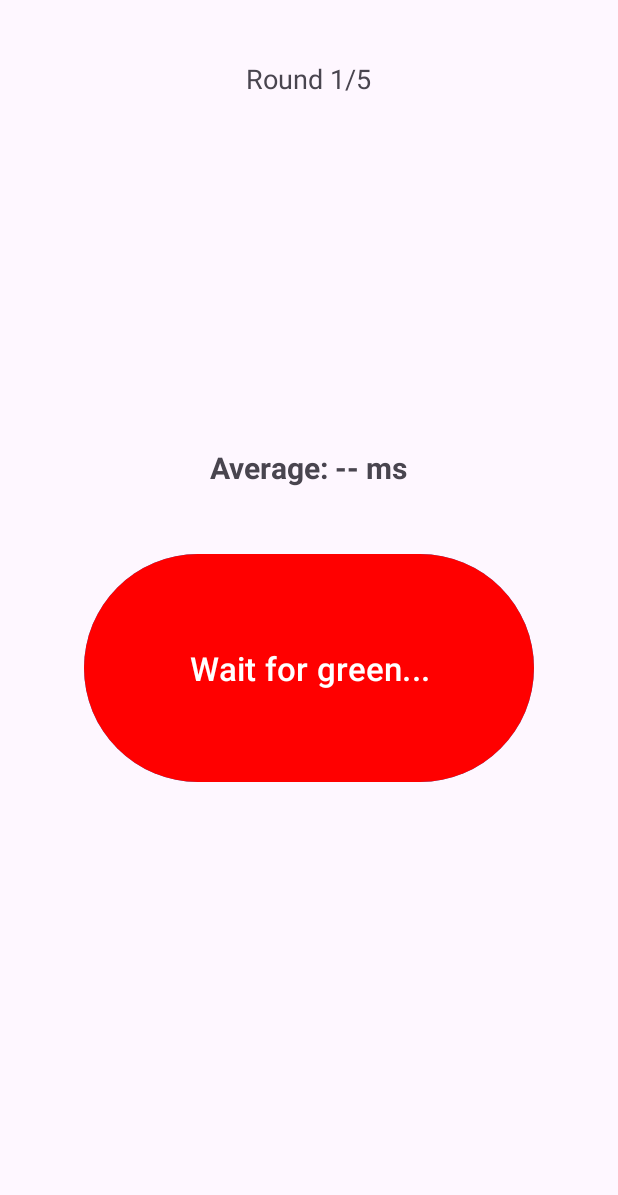
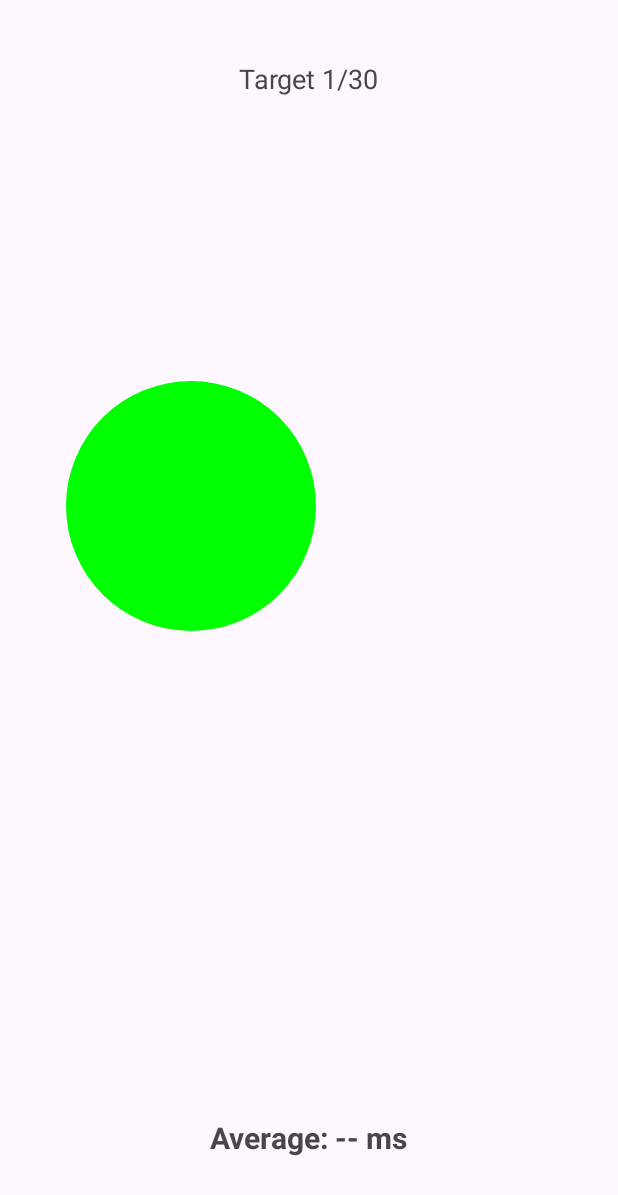
Before and after one commit to Esgawd9/mobilalk_beadando_2025, an Android app: the GameActivity screen opened directly, with no data from a screen before it, on a phone screen of 412 x 824 dp. Shown: the top 1195 px of the screen. Run offline under Robolectric (Android 15) with nearby library versions, the phone set to English and light mode, and no system bars; our stand-ins replace Firebase (no records; nobody signed in at launch, a user with empty details on screens opened directly).

Commit message:
gameplay overhaul

```diff
--- a/app/src/main/java/com/example/reflexgamemobileapplications/activities/GameActivity.java
+++ b/app/src/main/java/com/example/reflexgamemobileapplications/activities/GameActivity.java
@@ -1,37 +1,42 @@
 package com.example.reflexgamemobileapplications.activities;
 
 import android.graphics.Color;
-import android.media.AudioManager;
-import android.media.ToneGenerator;
+import android.graphics.drawable.ShapeDrawable;
+import android.graphics.drawable.shapes.OvalShape;
 import android.os.Bundle;
-import android.os.Handler;
 import android.os.Vibrator;
 import android.util.Log;
 import android.view.View;
+import android.view.ViewTreeObserver;
 import android.widget.Button;
+import android.widget.FrameLayout;
 import android.widget.TextView;
 import androidx.appcompat.app.AppCompatActivity;
 import com.example.reflexgamemobileapplications.R;
 import com.google.firebase.auth.FirebaseAuth;
-import com.google.firebase.auth.FirebaseUser;
 import com.google.firebase.database.DatabaseReference;
 import com.google.firebase.database.FirebaseDatabase;
 import java.util.ArrayList;
 import java.util.List;
+import java.util.Random;
 
 public class GameActivity extends AppCompatActivity {
+    private final int TARGET_SIZE = 250; // Size of the target
+    private final int TOTAL_TARGETS = 30;
+    private final int MAX_FALSE_STARTS = 3;
 
     private static final String TAG = "GameActivity";
-    private Button targetButton, retryButton, mainMenuButton;
-    private TextView averageText, roundCounterText;
+    private Button retryButton, mainMenuButton;
+    private TextView averageText, roundCounterText, finalAverageText;
     private long startTime;
     private List<Long> reactionTimes = new ArrayList<>();
     private DatabaseReference mDatabase;
     private FirebaseAuth mAuth;
     private int currentRound = 0;
-    private final int TOTAL_ROUNDS = 5;
     private int falseStarts = 0;
-    private final int MAX_FALSE_STARTS = 3;
+    private View targetView;
+    private FrameLayout gameLayout;
+    private boolean firstTargetClicked = false;
 
     @Override
     protected void onCreate(Bundle savedInstanceState) {
@@ -39,9 +44,10 @@ public class GameActivity extends AppCompatActivity {
         setContentView(R.layout.game_activity);
         mAuth = FirebaseAuth.getInstance();
         mDatabase = FirebaseDatabase.getInstance("https://reflexgamemobileapplications-default-rtdb.europe-west1.firebasedatabase.app").getReference();
-        targetButton = findViewById(R.id.targetButton);
+        gameLayout = findViewById(R.id.gameLayout);
         averageText = findViewById(R.id.averageText);
         roundCounterText = findViewById(R.id.roundCounterText);
+        finalAverageText = findViewById(R.id.finalAverageText);
 
         retryButton = findViewById(R.id.retryButton);
         mainMenuButton = findViewById(R.id.mainMenuButton);
@@ -49,80 +55,83 @@ public class GameActivity extends AppCompatActivity {
         retryButton.setOnClickListener(v -> retryGame());
         mainMenuButton.setOnClickListener(v -> returnToMainMenu());
 
-        // Initially hide these buttons
+        // Initially hidden
         retryButton.setVisibility(View.GONE);
         mainMenuButton.setVisibility(View.GONE);
+        finalAverageText.setVisibility(View.GONE);
 
-        targetButton.setOnClickListener(v -> {
-            if (targetButton.isEnabled()) {
-                if (targetButton.getText().toString().equals("Wait for green...")) {
-                    onFalseStart();
-                } else {
-                    onTargetClick();
-                }
+        updateTargetCounter();
+
+        // load layout
+        gameLayout.getViewTreeObserver().addOnGlobalLayoutListener(new ViewTreeObserver.OnGlobalLayoutListener() {
+            @Override
+            public void onGlobalLayout() {
+                gameLayout.getViewTreeObserver().removeOnGlobalLayoutListener(this);
+                setupGame();
             }
         });
-
-        updateRoundCounter();
-        setupGame();
     }
 
-    private void updateRoundCounter() {
-        roundCounterText.setText("Round " + (currentRound + 1) + "/" + TOTAL_ROUNDS);
+    private void updateTargetCounter() {
+        roundCounterText.setText("Target " + (currentRound + 1) + "/" + TOTAL_TARGETS);
     }
 
-    private void onFalseStart() {
-        falseStarts++;
+//    private void onFalseStart() {
+//        falseStarts++;
+//
+//        vibrate();
+//
+//        if (falseStarts >= MAX_FALSE_STARTS) {
+//            reactionTimes.clear();
+//            averageText.setText("Too many false starts! Restarting...");
+//            falseStarts = 0;
+//            currentRound = 0;
+//            firstTargetClicked = false; // Reset the flag
+//        }
+//
+//        new Handler().postDelayed(this::setupGame, 2000);
+//    }
 
-        playGeneratedBeep(100);
-        vibrate(100);
-        targetButton.setText("TOO SOON! (" + falseStarts + "/" + MAX_FALSE_STARTS + ")");
-        targetButton.setBackgroundColor(Color.YELLOW);
-        targetButton.setEnabled(false);
+    private void onTargetClick() {
+        vibrate();
 
-        if (falseStarts >= MAX_FALSE_STARTS) {
-            reactionTimes.clear();
-            averageText.setText("Too many false starts! Restarting...");
-            falseStarts = 0;
-            currentRound = 0;
+        if (!firstTargetClicked) {
+            firstTargetClicked = true;
+            startTime = System.currentTimeMillis();
+        } else {
+            long reactionTime = System.currentTimeMillis() - startTime;
+            reactionTimes.add(reactionTime);
+            startTime = System.currentTimeMillis();
+            updateAverage();
         }
 
-        new Handler().postDelayed(this::setupGame, 2000);
-    }
-
-    private void onTargetClick() {
-        vibrate(60);
-        playGeneratedBeep(60);
-        long reactionTime = System.currentTimeMillis() - startTime;
-        reactionTimes.add(reactionTime);
         falseStarts = 0;
 
-        targetButton.setBackgroundColor(Color.BLUE);
-        targetButton.setText(reactionTime + " ms");
-        updateAverage();
+        if (targetView != null) {
+            gameLayout.removeView(targetView);
+        }
 
-//        saveReactionTime(reactionTime);
-
-        targetButton.setEnabled(false);
         currentRound++;
 
-        if (currentRound < TOTAL_ROUNDS) {
-            new Handler().postDelayed(this::setupGame, 1500);
+        if (currentRound < TOTAL_TARGETS) {
+            setupGame();
         } else {
             endGame();
         }
-        updateRoundCounter();
+        updateTargetCounter();
     }
 
     private void endGame() {
-        targetButton.setEnabled(false);
-        targetButton.setText("Game Over!");
-        targetButton.setBackgroundColor(Color.LTGRAY);
+        if (targetView != null) {
+            gameLayout.removeView(targetView);
+        }
         retryButton.setVisibility(View.VISIBLE);
         mainMenuButton.setVisibility(View.VISIBLE);
+        finalAverageText.setVisibility(View.VISIBLE);
+        averageText.setVisibility(View.GONE);
 
         long finalAverage = calculateAverage();
-        averageText.setText("Final Average: " + finalAverage + " ms");
+        finalAverageText.setText("Final Average: " + finalAverage + " ms");
 
         if (mAuth.getCurrentUser() != null) {
             String uid = mAuth.getCurrentUser().getUid();
@@ -141,12 +150,15 @@ public class GameActivity extends AppCompatActivity {
         reactionTimes.clear();
         currentRound = 0;
         falseStarts = 0;
+        firstTargetClicked = false;
 
         retryButton.setVisibility(View.GONE);
         mainMenuButton.setVisibility(View.GONE);
+        finalAverageText.setVisibility(View.GONE);
+        averageText.setVisibility(View.VISIBLE);
 
         averageText.setText("");
-        updateRoundCounter();
+        updateTargetCounter();
 
         setupGame();
     }
@@ -172,29 +184,29 @@ public class GameActivity extends AppCompatActivity {
     }
 
     private void setupGame() {
-        targetButton.setBackgroundColor(Color.RED);
-        targetButton.setText("Wait for green...");
-        targetButton.setEnabled(true);
+        int width = gameLayout.getWidth();
+        int height = gameLayout.getHeight();
 
-        new Handler().postDelayed(() -> {
-            if (currentRound < TOTAL_ROUNDS && targetButton.getText().toString().equals("Wait for green...")) {
-                startTime = System.currentTimeMillis();
-                targetButton.setBackgroundColor(Color.GREEN);
-                vibrate(10);
-                targetButton.setText("CLICK NOW!");
-            }
-        }, 1000 + (long)(Math.random() * 4000));
+        Random random = new Random();
+        int x = random.nextInt(width - TARGET_SIZE);
+        int y = random.nextInt(height - TARGET_SIZE);
+
+        targetView = new View(this);
+        ShapeDrawable circle = new ShapeDrawable(new OvalShape());
+        circle.getPaint().setColor(Color.GREEN);
+        targetView.setBackground(circle);
+        targetView.setLayoutParams(new FrameLayout.LayoutParams(TARGET_SIZE, TARGET_SIZE));
+        targetView.setX(x);
+        targetView.setY(y);
+        targetView.setOnClickListener(v -> onTargetClick());
+
+        gameLayout.addView(targetView);
     }
 
-    private void vibrate(int time) {
+    private void vibrate() {
         Vibrator vibrator = (Vibrator) getSystemService(VIBRATOR_SERVICE);
         if (vibrator != null && vibrator.hasVibrator()) {
-            vibrator.vibrate(time);
+            vibrator.vibrate(60);
         }
     }
-
-    private void playGeneratedBeep(int time) {
-        ToneGenerator toneGen = new ToneGenerator(AudioManager.STREAM_MUSIC, 100);
-        toneGen.startTone(ToneGenerator.TONE_PROP_BEEP, time); // 500ms beep
-    }
 }
--- a/app/src/main/java/com/example/reflexgamemobileapplications/activities/MainActivity.java
+++ b/app/src/main/java/com/example/reflexgamemobileapplications/activities/MainActivity.java
@@ -54,9 +54,9 @@ public class MainActivity extends AppCompatActivity {
                         public void onDataChange(DataSnapshot dataSnapshot) {
                             if (dataSnapshot.exists()) {
                                 String username = dataSnapshot.child("username").getValue(String.class);
-                                welcomeText.setText("Welcome! \n" + username + "!");
+                                welcomeText.setText("Welcome \n" + username + "!");
                             } else {
-                                welcomeText.setText("Welcome " + currentUser.getEmail());
+                                welcomeText.setText("Welcome! " + currentUser.getEmail());
                             }
                         }
 
--- a/app/src/main/res/layout/activity_main.xml
+++ b/app/src/main/res/layout/activity_main.xml
@@ -16,7 +16,7 @@
 
     <Button
         android:id="@+id/playGameButton"
-        android:layout_width="match_parent"
+        android:layout_width="300dp"
         android:layout_height="wrap_content"
         android:text="Play Reflex Game"
         android:layout_marginTop="16dp"
@@ -28,7 +28,7 @@
 
     <Button
         android:id="@+id/leaderboardButton"
-        android:layout_width="match_parent"
+        android:layout_width="300dp"
         android:layout_height="wrap_content"
         android:textSize="20sp"
         android:text="View Leaderboard"
--- a/app/src/main/res/layout/game_activity.xml
+++ b/app/src/main/res/layout/game_activity.xml
@@ -8,18 +8,21 @@
         android:id="@+id/roundCounterText"
         android:layout_width="wrap_content"
         android:layout_height="wrap_content"
-        android:text="Round 1/5"
         android:textSize="18sp"
         android:layout_alignParentTop="true"
         android:layout_centerHorizontal="true"
         android:layout_marginTop="16dp"/>
 
-    <LinearLayout
-        android:layout_width="wrap_content"
-        android:layout_height="wrap_content"
-        android:orientation="vertical"
-        android:layout_centerInParent="true"
-        android:gravity="center_horizontal">
+    <FrameLayout
+        android:id="@+id/gameLayout"
+        android:layout_width="match_parent"
+        android:layout_height="503dp"
+        android:layout_above="@id/endGameButtons"
+        android:layout_below="@id/roundCounterText"
+        android:layout_marginHorizontal="20dp"
+        android:layout_marginTop="40dp"
+        android:layout_marginBottom="76dp">
+    </FrameLayout>
 
     <TextView
         android:id="@+id/averageText"
@@ -28,19 +31,19 @@
         android:text="Average: -- ms"
         android:textSize="20sp"
         android:textStyle="bold"
-            android:layout_marginBottom="40dp" />
+        android:layout_above="@id/endGameButtons"
+        android:layout_marginBottom="4sp"
+        android:layout_centerHorizontal="true"/>
 
-        <Button
-            android:id="@+id/targetButton"
-            android:layout_width="300dp"
-            android:layout_height="160dp"
-            android:text="Wait..."
-            android:textSize="22sp"
-            android:textColor="@color/white"
-            android:backgroundTint="@color/blue"
-            android:elevation="6dp"/>
-
-    </LinearLayout>
+    <TextView
+        android:id="@+id/finalAverageText"
+        android:layout_width="wrap_content"
+        android:layout_height="wrap_content"
+        android:text=""
+        android:textSize="24sp"
+        android:textStyle="bold"
+        android:layout_centerInParent="true"
+        android:visibility="gone"/> <!-- Initially hidden -->
 
     <LinearLayout
         android:id="@+id/endGameButtons"
@@ -75,5 +78,4 @@
             android:backgroundTint="@color/red"/>
     </LinearLayout>
 
-
 </RelativeLayout>
```
Also changed, not shown: 4 other files. Lines whose indentation alone changed are shown as unchanged.
